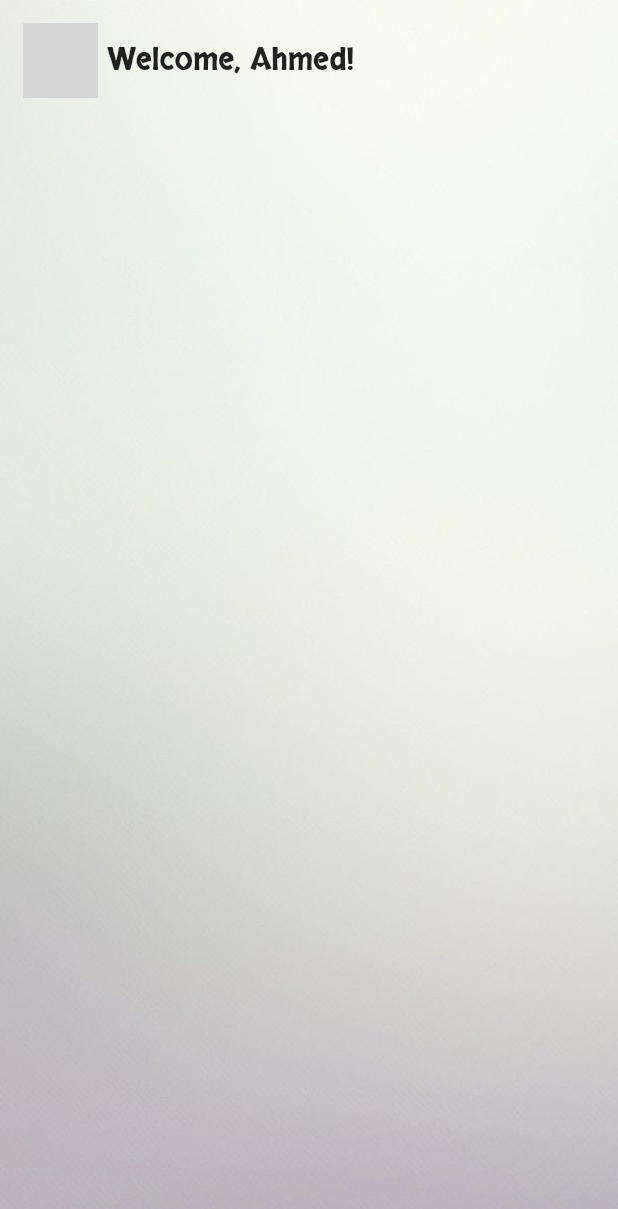
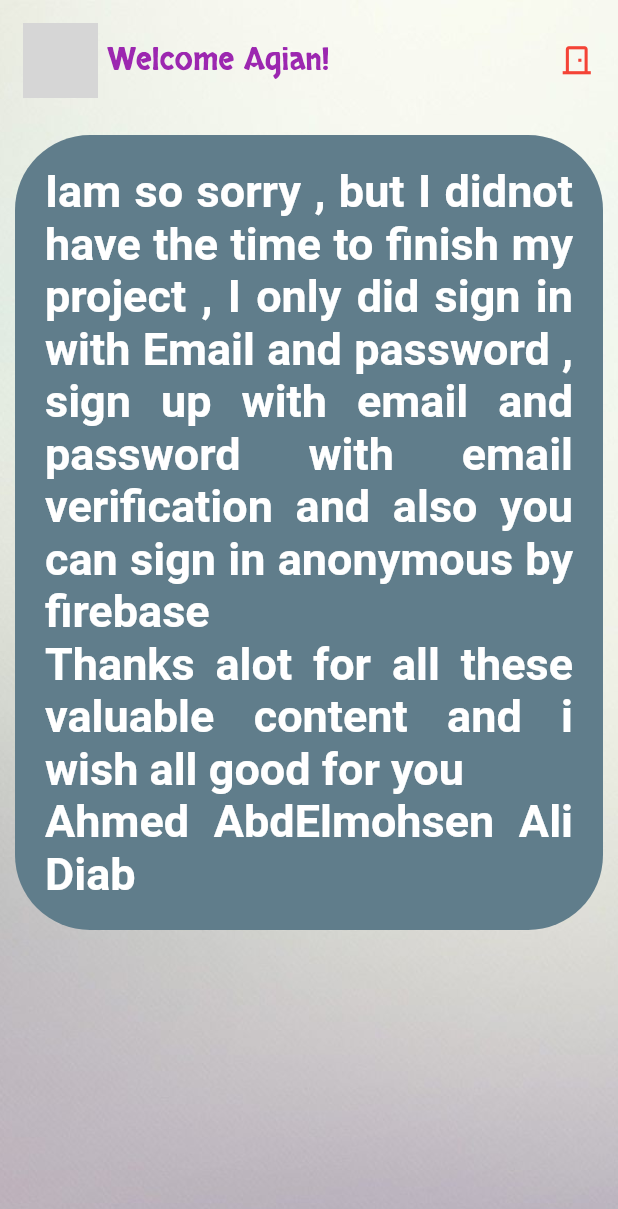
Before and after one commit to bebomohsen/RandomApp, a Flutter app: the Home screen opened directly, on a phone screen of 412 x 824 dp. Shown: the top 1209 px of the screen. Run offline on Flutter 3.47's test engine with Material 2 defaults, Android fonts, the phone set to English and light mode, and no system bars; our stand-ins replace firebase_auth, firebase_core; missing offline and left inert: firebase_auth_web, firebase_core_web; accounts and stored records are empty; network calls fail; grey boxes are pictures that could not be loaded.

Commit message:
last changes

```diff
--- a/lib/screens/home.dart
+++ b/lib/screens/home.dart
@@ -15,7 +15,8 @@ class _HomeState extends State<Home> {
         children: [
           ConstrainedBox(
             constraints: const BoxConstraints.expand(),
-            child: Image.asset(fit: BoxFit.cover, 'assets/images/background.jpg'),
+            child:
+                Image.asset(fit: BoxFit.cover, 'assets/images/background.jpg'),
           ),
           Scaffold(
             backgroundColor: Colors.transparent,
@@ -23,15 +24,46 @@ class _HomeState extends State<Home> {
               children: [
                 Padding(
                   padding: const EdgeInsets.all(15.0),
-                  child: FittedBox(
-                    child: Row(
-                      children: [
-                        Image.network('https://i.ibb.co/ct7FWJs/Pngtree-cartoon-language-icon-free-clipart-4628069.png',width: 50),
-                        Text(' Welcome, Ahmed!',style: TextStyle(fontFamily: 'Skranji',fontSize: 20),)
-                      ],
-                    ),
+                  child: Row(
+                    mainAxisAlignment: MainAxisAlignment.spaceBetween,
+                    children: [
+                      Row(
+                        children: [
+                          Image.network(
+                              'https://i.ibb.co/ct7FWJs/Pngtree-cartoon-language-icon-free-clipart-4628069.png',
+                              width: 50),
+                          Text(
+                            ' Welcome Agian!',
+                            style:
+                                TextStyle(fontFamily: 'Skranji', fontSize: 20,color: Colors.purple),
+                          ),
+                        ],
+                      ),
+                      SizedBox(
+                        width: 30,
+                      ),
+                      Icon(
+                        Icons.door_front_door_outlined,
+                        color: Colors.red,
+                        size: 25,
+                      ),
+                    ],
                   ),
-                )
+                ),
+                Container(
+                  margin: EdgeInsets.all(10),
+                  padding: EdgeInsets.all(20),
+                    decoration: BoxDecoration(
+                        borderRadius: BorderRadius.circular(50),
+                        color: Colors.blueGrey),
+                    child: Center(
+                      child: Text(
+                        'Iam so sorry , but I didnot have the time to finish my project , I only did sign in with Email and password , sign up with email and password with email verification and also you can sign in anonymous by firebase\nThanks alot for all these valuable content and i wish all good for you\nAhmed AbdElmohsen Ali Diab',
+                        textAlign: TextAlign.justify,
+                        style: TextStyle(color: Colors.white,
+                            fontWeight: FontWeight.bold, fontSize: 30),
+                      ),
+                    ))
               ],
             ),
           )
--- a/lib/src/root.dart
+++ b/lib/src/root.dart
@@ -13,7 +13,7 @@ class Root extends StatelessWidget {
       debugShowCheckedModeBanner: false,
       title: 'Flutter Demo',
       theme: ThemeData(primarySwatch: Colors.deepPurple),
-      home: Welcome(),
+      home: Home(),
     );
   }
 }
```
